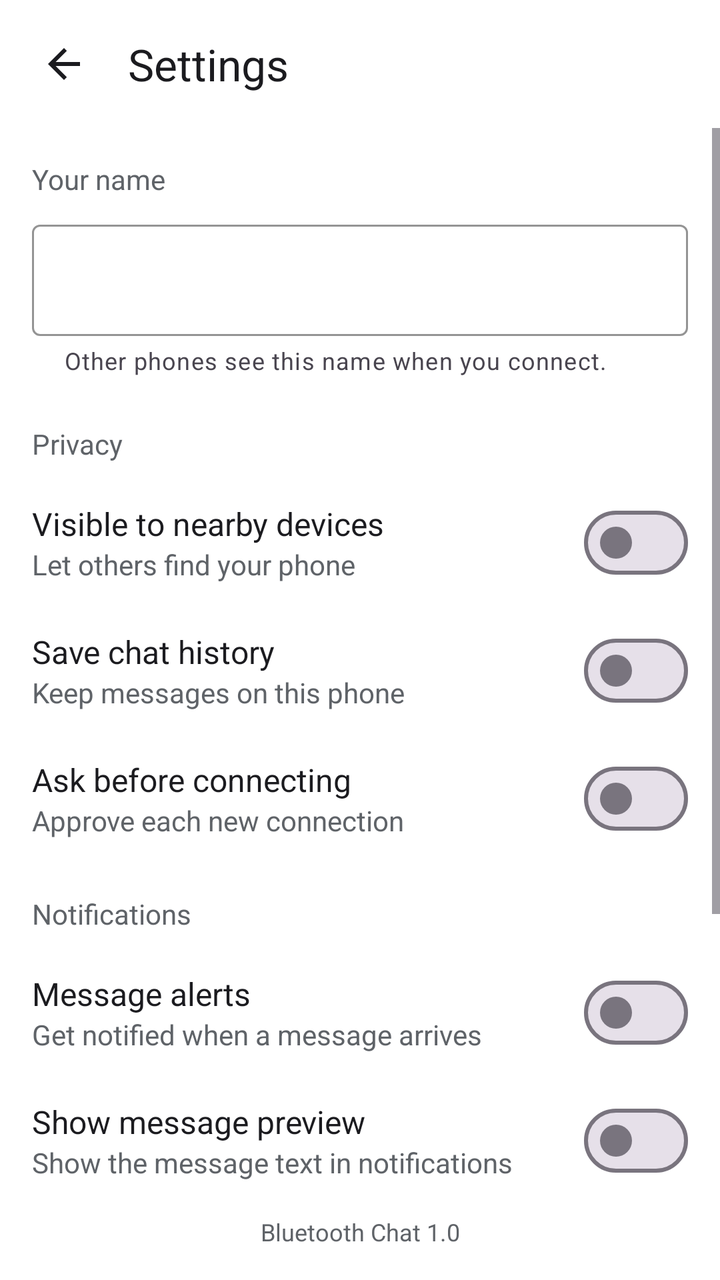
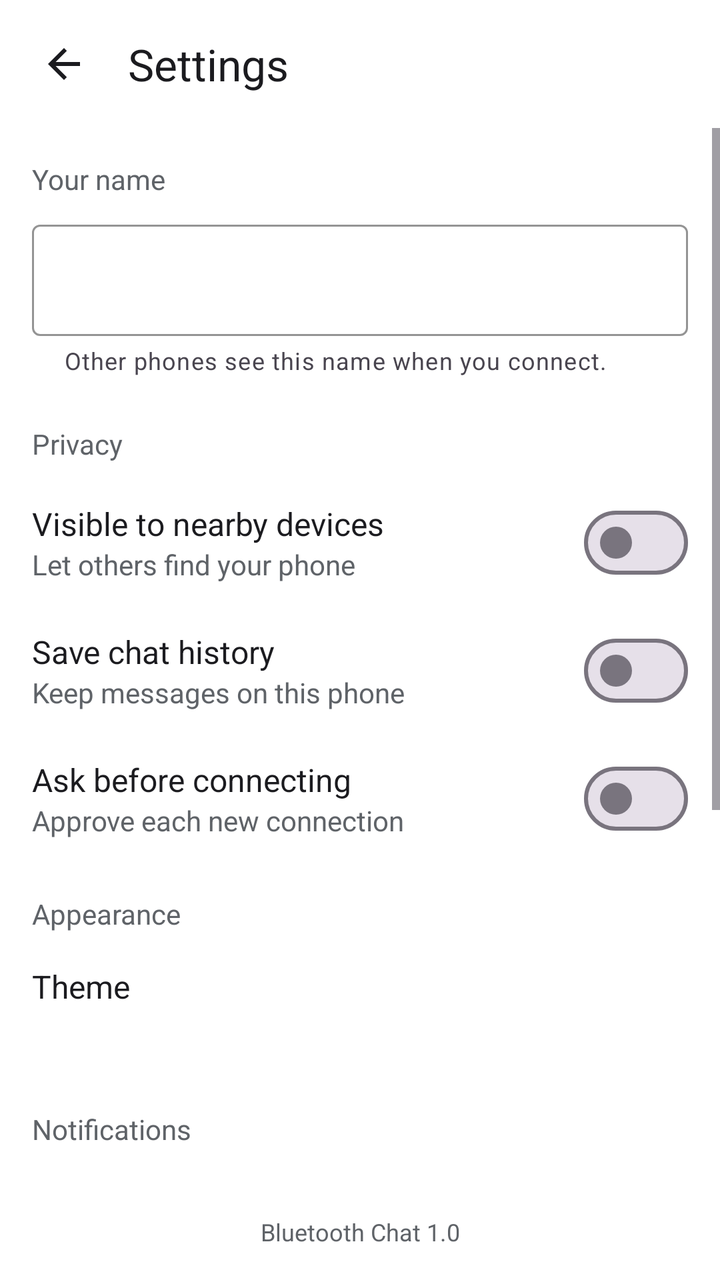

Two renders of the same Android screen: before a commit and after it. Below are the layout's source before the change and the commit's diff.
<!-- AndroidManifest.xml: application theme Theme.BChat -->
<!-- res/layout/activity_settings.xml -->
<?xml version="1.0" encoding="utf-8"?>
<LinearLayout xmlns:android="http://schemas.android.com/apk/res/android"
    xmlns:app="http://schemas.android.com/apk/res-auto"
    xmlns:tools="http://schemas.android.com/tools"
    android:id="@+id/root"
    android:layout_width="match_parent"
    android:layout_height="match_parent"
    android:background="@color/surface"
    android:orientation="vertical"
    tools:context=".SettingsActivity">

    <LinearLayout
        android:layout_width="match_parent"
        android:layout_height="wrap_content"
        android:gravity="center_vertical"
        android:minHeight="64dp"
        android:orientation="horizontal"
        android:paddingStart="8dp"
        android:paddingEnd="8dp">

        <ImageButton
            android:id="@+id/btnBack"
            android:layout_width="48dp"
            android:layout_height="48dp"
            android:background="?attr/selectableItemBackgroundBorderless"
            android:contentDescription="Back"
            android:src="@drawable/ic_arrow_back" />

        <TextView
            android:layout_width="wrap_content"
            android:layout_height="wrap_content"
            android:layout_marginStart="8dp"
            android:text="Settings"
            android:textColor="@color/text_primary"
            android:textSize="22sp" />
    </LinearLayout>

    <ScrollView
        android:layout_width="match_parent"
        android:layout_height="0dp"
        android:layout_weight="1">

        <LinearLayout
            android:layout_width="match_parent"
            android:layout_height="wrap_content"
            android:orientation="vertical"
            android:padding="16dp">

            <TextView
                android:layout_width="wrap_content"
                android:layout_height="wrap_content"
                android:text="Your name"
                android:textColor="@color/text_secondary"
                android:textSize="14sp" />

            <com.google.android.material.textfield.TextInputLayout
                style="@style/Widget.Material3.TextInputLayout.OutlinedBox"
                android:layout_width="match_parent"
                android:layout_height="wrap_content"
                android:layout_marginTop="8dp"
                app:boxStrokeColor="@color/primary"
                app:helperText="Other phones see this name when you connect.">

                <com.google.android.material.textfield.TextInputEditText
                    android:id="@+id/etName"
                    android:layout_width="match_parent"
                    android:layout_height="wrap_content"
                    android:imeOptions="actionDone"
                    android:inputType="textPersonName|textCapWords"
                    android:maxLength="30"
                    android:singleLine="true"
                    android:textColor="@color/text_primary"
                    android:textSize="16sp" />
            </com.google.android.material.textfield.TextInputLayout>

            <TextView
                android:layout_width="wrap_content"
                android:layout_height="wrap_content"
                android:layout_marginTop="24dp"
                android:text="Privacy"
                android:textColor="@color/text_secondary"
                android:textSize="14sp" />

            <LinearLayout
                android:layout_width="match_parent"
                android:layout_height="wrap_content"
                android:layout_marginTop="16dp"
                android:gravity="center_vertical"
                android:orientation="horizontal">

                <LinearLayout
                    android:layout_width="0dp"
                    android:layout_height="wrap_content"
                    android:layout_weight="1"
                    android:orientation="vertical">

                    <TextView
                        android:layout_width="wrap_content"
                        android:layout_height="wrap_content"
                        android:text="Visible to nearby devices"
                        android:textColor="@color/text_primary"
                        android:textSize="16sp" />

                    <TextView
                        android:layout_width="wrap_content"
                        android:layout_height="wrap_content"
                        android:text="Let others find your phone"
                        android:textColor="@color/text_secondary"
                        android:textSize="14sp" />
                </LinearLayout>

                <com.google.android.material.materialswitch.MaterialSwitch
                    android:id="@+id/switchVisible"
                    android:layout_width="wrap_content"
                    android:layout_height="wrap_content" />
            </LinearLayout>

            <LinearLayout
                android:layout_width="match_parent"
                android:layout_height="wrap_content"
                android:layout_marginTop="16dp"
                android:gravity="center_vertical"
                android:orientation="horizontal">

                <LinearLayout
                    android:layout_width="0dp"
                    android:layout_height="wrap_content"
                    android:layout_weight="1"
                    android:orientation="vertical">

                    <TextView
                        android:layout_width="wrap_content"
                        android:layout_height="wrap_content"
                        android:text="Save chat history"
                        android:textColor="@color/text_primary"
                        android:textSize="16sp" />

                    <TextView
                        android:layout_width="wrap_content"
                        android:layout_height="wrap_content"
                        android:text="Keep messages on this phone"
                        android:textColor="@color/text_secondary"
                        android:textSize="14sp" />
                </LinearLayout>

                <com.google.android.material.materialswitch.MaterialSwitch
                    android:id="@+id/switchSave"
                    android:layout_width="wrap_content"
                    android:layout_height="wrap_content" />
            </LinearLayout>

            <LinearLayout
                android:layout_width="match_parent"
                android:layout_height="wrap_content"
                android:layout_marginTop="16dp"
                android:gravity="center_vertical"
                android:orientation="horizontal">

                <LinearLayout
                    android:layout_width="0dp"
                    android:layout_height="wrap_content"
                    android:layout_weight="1"
                    android:orientation="vertical">

                    <TextView
                        android:layout_width="wrap_content"
                        android:layout_height="wrap_content"
                        android:text="Ask before connecting"
                        android:textColor="@color/text_primary"
                        android:textSize="16sp" />

                    <TextView
                        android:layout_width="wrap_content"
                        android:layout_height="wrap_content"
                        android:text="Approve each new connection"
                        android:textColor="@color/text_secondary"
                        android:textSize="14sp" />
                </LinearLayout>

                <com.google.android.material.materialswitch.MaterialSwitch
                    android:id="@+id/switchAsk"
                    android:layout_width="wrap_content"
                    android:layout_height="wrap_content" />
            </LinearLayout>
            <TextView
                android:layout_width="wrap_content"
                android:layout_height="wrap_content"
                android:layout_marginTop="24dp"
                android:text="Notifications"
                android:textColor="@color/text_secondary"
                android:textSize="14sp" />

            <LinearLayout
                android:layout_width="match_parent"
                android:layout_height="wrap_content"
                android:layout_marginTop="16dp"
                android:gravity="center_vertical"
                android:orientation="horizontal">

                <LinearLayout
                    android:layout_width="0dp"
                    android:layout_height="wrap_content"
                    android:layout_weight="1"
                    android:orientation="vertical">

                    <TextView
                        android:layout_width="wrap_content"
                        android:layout_height="wrap_content"
                        android:text="Message alerts"
                        android:textColor="@color/text_primary"
                        android:textSize="16sp" />

                    <TextView
                        android:layout_width="wrap_content"
                        android:layout_height="wrap_content"
                        android:text="Get notified when a message arrives"
                        android:textColor="@color/text_secondary"
                        android:textSize="14sp" />
                </LinearLayout>

                <com.google.android.material.materialswitch.MaterialSwitch
                    android:id="@+id/switchAlerts"
                    android:layout_width="wrap_content"
                    android:layout_height="wrap_content" />
            </LinearLayout>

            <LinearLayout
                android:layout_width="match_parent"
                android:layout_height="wrap_content"
                android:layout_marginTop="16dp"
                android:gravity="center_vertical"
                android:orientation="horizontal">

                <LinearLayout
                    android:layout_width="0dp"
                    android:layout_height="wrap_content"
                    android:layout_weight="1"
                    android:orientation="vertical">

                    <TextView
                        android:layout_width="wrap_content"
                        android:layout_height="wrap_content"
                        android:text="Show message preview"
                        android:textColor="@color/text_primary"
                        android:textSize="16sp" />

                    <TextView
                        android:layout_width="wrap_content"
                        android:layout_height="wrap_content"
                        android:text="Show the message text in notifications"
                        android:textColor="@color/text_secondary"
                        android:textSize="14sp" />
                </LinearLayout>

                <com.google.android.material.materialswitch.MaterialSwitch
                    android:id="@+id/switchPreview"
                    android:layout_width="wrap_content"
                    android:layout_height="wrap_content" />
            </LinearLayout>

            <LinearLayout
                android:id="@+id/rowSound"
                android:layout_width="match_parent"
                android:layout_height="wrap_content"
                android:layout_marginTop="8dp"
                android:background="?attr/selectableItemBackground"
                android:clickable="true"
                android:focusable="true"
                android:orientation="vertical"
                android:paddingTop="8dp"
                android:paddingBottom="8dp">

                <TextView
                    android:layout_width="wrap_content"
                    android:layout_height="wrap_content"
                    android:text="Sound and vibration"
                    android:textColor="@color/text_primary"
                    android:textSize="16sp" />

                <TextView
                    android:layout_width="wrap_content"
                    android:layout_height="wrap_content"
                    android:text="Choose in your phone's notification settings"
                    android:textColor="@color/text_secondary"
                    android:textSize="14sp" />
            </LinearLayout>
            <View
                android:layout_width="match_parent"
                android:layout_height="1dp"
                android:layout_marginTop="24dp"
                android:background="@color/divider" />

            <LinearLayout
                android:id="@+id/rowClear"
                android:layout_width="match_parent"
                android:layout_height="wrap_content"
                android:background="?attr/selectableItemBackground"
                android:clickable="true"
                android:focusable="true"
                android:orientation="vertical"
                android:paddingTop="16dp"
                android:paddingBottom="16dp">

                <TextView
                    android:layout_width="wrap_content"
                    android:layout_height="wrap_content"
                    android:text="Clear all chats"
                    android:textColor="@color/status_disconnected"
                    android:textSize="16sp" />

                <TextView
                    android:layout_width="wrap_content"
                    android:layout_height="wrap_content"
                    android:text="Delete messages from this phone"
                    android:textColor="@color/text_secondary"
                    android:textSize="14sp" />
            </LinearLayout>
        </LinearLayout>
    </ScrollView>

    <TextView
        android:layout_width="match_parent"
        android:layout_height="wrap_content"
        android:gravity="center"
        android:padding="16dp"
        android:text="Bluetooth Chat 1.0"
        android:textColor="@color/text_secondary"
        android:textSize="12sp" />
</LinearLayout>
<!-- resources referenced by this layout -->
<resources>
  <color name="divider">#DADCE0</color>
  <color name="primary">#1565C0</color>
  <color name="status_disconnected">#B3261E</color>
  <color name="surface">#FFFFFF</color>
  <color name="text_primary">#1B1B1F</color>
  <color name="text_secondary">#5F6368</color>
  <!-- drawable ic_arrow_back (drawable) -->
  <?xml version="1.0" encoding="utf-8"?>
  <vector xmlns:android="http://schemas.android.com/apk/res/android"
      android:width="24dp"
      android:height="24dp"
      android:viewportWidth="24"
      android:viewportHeight="24">
      <path
          android:fillColor="#1B1B1F"
          android:pathData="M20,11H7.83l5.59,-5.59L12,4l-8,8 8,8 1.41,-1.41L7.83,13H20v-2z" />
  </vector>
  <style name="Theme.BChat" parent="Base.Theme.BChat" />
  <style name="Base.Theme.BChat" parent="Theme.Material3.DayNight.NoActionBar">
          <item name="colorPrimary">@color/primary</item>
      </style>
</resources>

<!-- the commit's change to res/layout/activity_settings.xml (unified diff, before → after) -->
@@ -186,6 +186,40 @@
                 android:layout_width="wrap_content"
                 android:layout_height="wrap_content"
                 android:layout_marginTop="24dp"
+                android:text="Appearance"
+                android:textColor="@color/text_secondary"
+                android:textSize="14sp" />
+
+            <LinearLayout
+                android:id="@+id/rowTheme"
+                android:layout_width="match_parent"
+                android:layout_height="wrap_content"
+                android:layout_marginTop="8dp"
+                android:background="?attr/selectableItemBackground"
+                android:clickable="true"
+                android:focusable="true"
+                android:orientation="vertical"
+                android:paddingTop="8dp"
+                android:paddingBottom="8dp">
+
+                <TextView
+                    android:layout_width="wrap_content"
+                    android:layout_height="wrap_content"
+                    android:text="Theme"
+                    android:textColor="@color/text_primary"
+                    android:textSize="16sp" />
+
+                <TextView
+                    android:id="@+id/tvThemeValue"
+                    android:layout_width="wrap_content"
+                    android:layout_height="wrap_content"
+                    android:textColor="@color/text_secondary"
+                    android:textSize="14sp" />
+            </LinearLayout>
+            <TextView
+                android:layout_width="wrap_content"
+                android:layout_height="wrap_content"
+                android:layout_marginTop="24dp"
                 android:text="Notifications"
                 android:textColor="@color/text_secondary"
                 android:textSize="14sp" />
<!-- resource entries referenced after the edit -->
@@ -14,7 +14,7 @@
       android:viewportWidth="24"
       android:viewportHeight="24">
       <path
-          android:fillColor="#1B1B1F"
+          android:fillColor="@color/text_primary"
           android:pathData="M20,11H7.83l5.59,-5.59L12,4l-8,8 8,8 1.41,-1.41L7.83,13H20v-2z" />
   </vector>
   <style name="Theme.BChat" parent="Base.Theme.BChat" />
